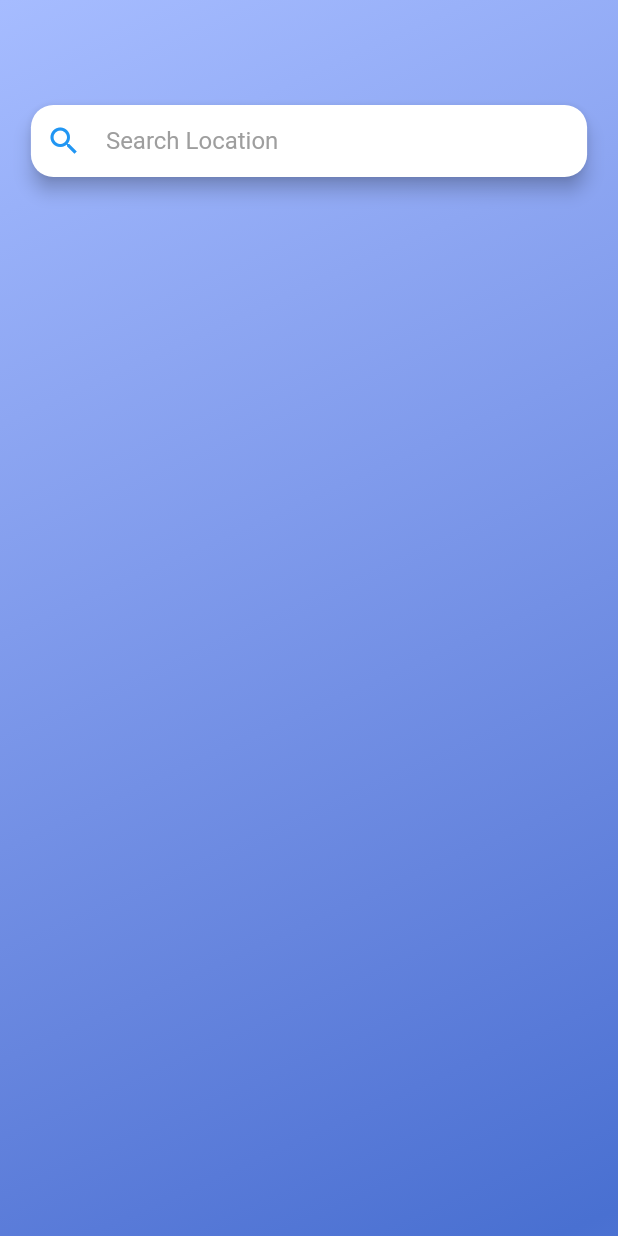
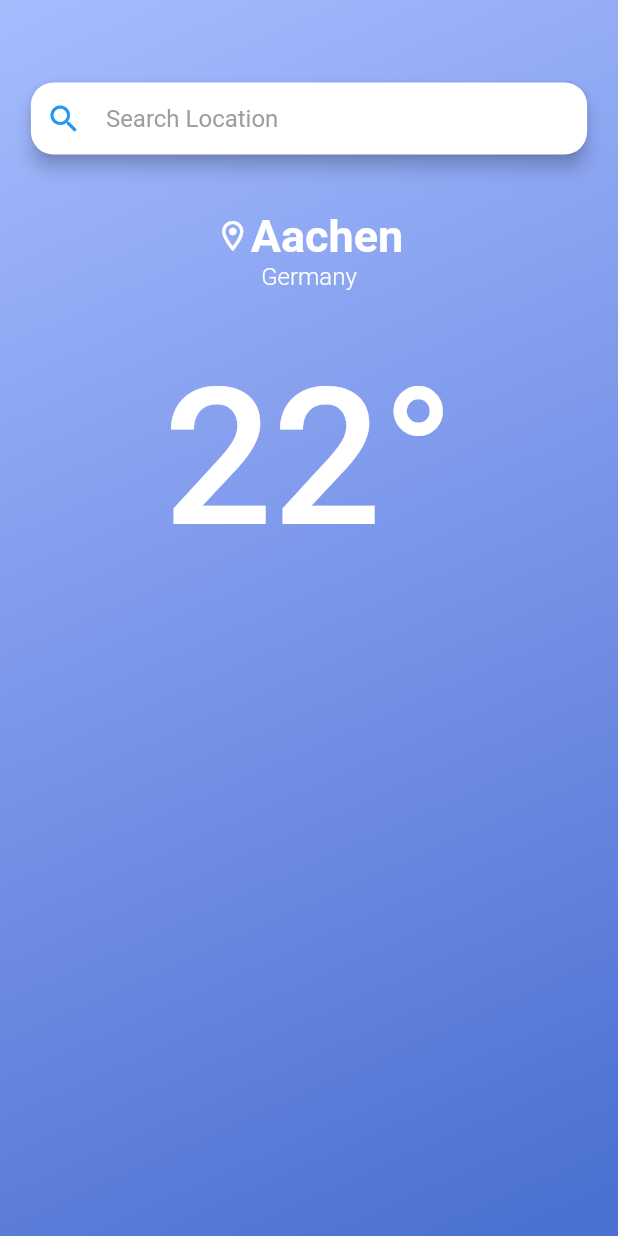
Before and after one commit to Wellbek/WeatherApp, a Flutter app: the screen it shows after launch, on a phone screen of 412 x 824 dp. Run offline on Flutter 3.47's test engine with Material 2 defaults, Android fonts, the phone set to English and light mode, and no system bars.

Commit message:
Added location and degree text - set exemplary city, country and degree. No API yet

```diff
--- a/lib/main.dart
+++ b/lib/main.dart
@@ -17,6 +17,51 @@ class WeatherApp extends StatelessWidget {
           children: <Widget> [
             const GradientMaterial(),
             SearchBar(),
+            Container(
+              margin: const EdgeInsets.symmetric( vertical: 140,),
+              child: Column(
+                children: [
+                  Row(
+                    mainAxisAlignment: MainAxisAlignment.center,
+                    children: const [
+                      Icon(Icons.location_on_outlined, color: Colors.white,),
+                      Text('Aachen',
+                        style: TextStyle(
+                          fontWeight: FontWeight.w600,
+                          fontSize: 30,
+                          color: Colors.white,
+                        ),
+                        textAlign: TextAlign.center,
+                      ),
+                    ],
+                  ),
+                  const Text('Germany',
+                    style: TextStyle(
+                      fontWeight: FontWeight.w300,
+                      fontSize: 16,
+                      color: Colors.white,
+                    ),
+                    textAlign: TextAlign.center,
+                  )
+                ],
+              ),
+            ),
+            Container(
+              margin: const EdgeInsets.symmetric( vertical: 230,),
+              child: Row(
+                mainAxisAlignment: MainAxisAlignment.center,
+                children: const [
+                  Text('22°',
+                    style: TextStyle(
+                      fontWeight: FontWeight.w500,
+                      fontSize: 128,
+                      color: Colors.white,
+                    ),
+                    textAlign: TextAlign.center,
+                  )
+                ],
+              ),
+            )
           ],
         )
       )
--- a/lib/widgets/searchbar.dart
+++ b/lib/widgets/searchbar.dart
@@ -19,7 +19,7 @@ class _SearchBarState extends State<SearchBar> {
   Widget build(BuildContext context) {
     return Container(
       margin: EdgeInsets.symmetric(
-        vertical: 70,
+        vertical: 55,
         horizontal: MediaQuery.of(context).size.width * .05,
       ),
       child: Material(
@@ -27,23 +27,23 @@ class _SearchBarState extends State<SearchBar> {
         borderRadius: BorderRadius.circular(15),
         color: Colors.white,
         child: TextField(
-          style: TextStyle(color: Colors.black),
+          style: const TextStyle(color: Colors.black),
           maxLines: 1,
           controller: _textController,
           decoration: InputDecoration(
-            hintStyle: TextStyle(color: Colors.grey),
+            hintStyle: const TextStyle(color: Colors.grey),
             errorText: _validate ? null : null,
             border: InputBorder.none,
             focusedBorder: InputBorder.none,
             enabledBorder: InputBorder.none,
-            icon: Padding(
-              padding: const EdgeInsets.only(left: 10),
+            icon: const Padding(
+              padding: EdgeInsets.only(left: 10),
               child: Icon(
                 Icons.search,
                 color: Colors.blue,
               ),
             ),
-            contentPadding: EdgeInsets.only(
+            contentPadding: const EdgeInsets.only(
               left: 0,
               bottom: 11,
               top: 11,
```
